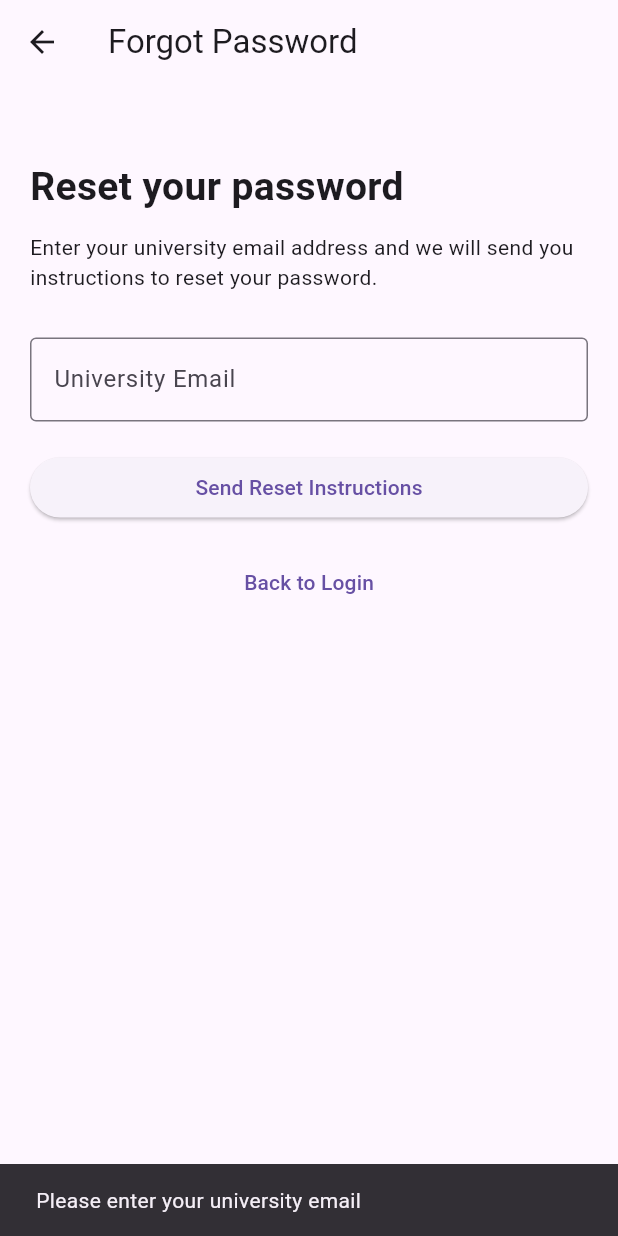
After one commit to Dama-L-T/2026_S2_-W204-_StudyBuddies, a Flutter app: the ForgotPasswordScreen screen opened directly, after a tap on "Send Reset Instructions", on a phone screen of 412 x 824 dp. The commit adds this screen. Run offline on Flutter 3.47's test engine with Material 3 defaults, Android fonts, the phone set to English and light mode, and no system bars.

Commit message:
Add forgot password feature

```diff
--- /dev/null
+++ b/frontend/lib/forgot_password_screen.dart
@@ -0,0 +1,167 @@
+import 'dart:convert';
+
+import 'package:flutter/material.dart';
+import 'package:http/http.dart' as http;
+
+class ForgotPasswordScreen extends StatefulWidget {
+  const ForgotPasswordScreen({super.key});
+
+  @override
+  State<ForgotPasswordScreen> createState() =>
+      _ForgotPasswordScreenState();
+}
+
+class _ForgotPasswordScreenState
+    extends State<ForgotPasswordScreen> {
+  final emailController = TextEditingController();
+
+  bool isLoading = false;
+
+  Future<void> requestPasswordReset() async {
+    final email = emailController.text.trim();
+
+    if (email.isEmpty) {
+      ScaffoldMessenger.of(context).showSnackBar(
+        const SnackBar(
+          content: Text('Please enter your university email'),
+        ),
+      );
+
+      return;
+    }
+
+    setState(() {
+      isLoading = true;
+    });
+
+    try {
+      final response = await http.post(
+        Uri.parse(
+          'http://127.0.0.1:8000/auth/forgot-password',
+        ),
+        headers: {
+          'Content-Type': 'application/json',
+        },
+        body: jsonEncode({
+          'email': email,
+        }),
+      );
+
+      final data = jsonDecode(response.body);
+
+      if (!mounted) return;
+
+      if (response.statusCode == 200) {
+        ScaffoldMessenger.of(context).showSnackBar(
+          SnackBar(
+            content: Text(
+              data['message'] ??
+                  'Password reset instructions have been sent.',
+            ),
+          ),
+        );
+
+        emailController.clear();
+      } else {
+        ScaffoldMessenger.of(context).showSnackBar(
+          SnackBar(
+            content: Text(
+              data['detail'] ??
+                  'Could not send password reset instructions.',
+            ),
+          ),
+        );
+      }
+    } catch (e) {
+      if (!mounted) return;
+
+      ScaffoldMessenger.of(context).showSnackBar(
+        SnackBar(
+          content: Text(
+            'Could not connect to server: $e',
+          ),
+        ),
+      );
+    } finally {
+      if (mounted) {
+        setState(() {
+          isLoading = false;
+        });
+      }
+    }
+  }
+
+  @override
+  void dispose() {
+    emailController.dispose();
+    super.dispose();
+  }
+
+  @override
+  Widget build(BuildContext context) {
+    return Scaffold(
+      appBar: AppBar(
+        title: const Text('Forgot Password'),
+      ),
+
+      body: ListView(
+        padding: const EdgeInsets.symmetric(
+          horizontal: 20,
+          vertical: 50,
+        ),
+
+        children: [
+          const Text(
+            'Reset your password',
+            style: TextStyle(
+              fontSize: 26,
+              fontWeight: FontWeight.bold,
+            ),
+          ),
+
+          const SizedBox(height: 12),
+
+          const Text(
+            'Enter your university email address and '
+            'we will send you instructions to reset your password.',
+          ),
+
+          const SizedBox(height: 30),
+
+          TextField(
+            controller: emailController,
+            keyboardType: TextInputType.emailAddress,
+            decoration: const InputDecoration(
+              labelText: 'University Email',
+              hintText: 'example@autuni.ac.nz',
+              border: OutlineInputBorder(),
+            ),
+          ),
+
+          const SizedBox(height: 20),
+
+          ElevatedButton(
+            onPressed:
+                isLoading ? null : requestPasswordReset,
+            child: Text(
+              isLoading
+                  ? 'Sending...'
+                  : 'Send Reset Instructions',
+            ),
+          ),
+
+          const SizedBox(height: 15),
+
+          TextButton(
+            onPressed: () {
+              Navigator.pop(context);
+            },
+            child: const Text(
+              'Back to Login',
+            ),
+          ),
+        ],
+      ),
+    );
+  }
+}
--- a/frontend/lib/login_screen.dart
+++ b/frontend/lib/login_screen.dart
@@ -5,7 +5,7 @@ import 'package:http/http.dart' as http;
 
 import 'register_screen.dart';
 import 'dashboard_screen.dart';
-
+import 'forgot_password_screen.dart';
 
 class LoginScreen extends StatefulWidget {
   final String? successMessage;
@@ -217,7 +217,26 @@ class _LoginScreenState extends State<LoginScreen> {
                   : 'Login',
             ),
           ),
+const SizedBox(height: 8),
 
+Center(
+  child: TextButton(
+    onPressed: isLoading
+        ? null
+        : () {
+            Navigator.push(
+              context,
+              MaterialPageRoute(
+                builder: (context) =>
+                    const ForgotPasswordScreen(),
+              ),
+            );
+          },
+    child: const Text(
+      'Forgot Password?',
+    ),
+  ),
+),
 
           const SizedBox(height: 12),
 
```
